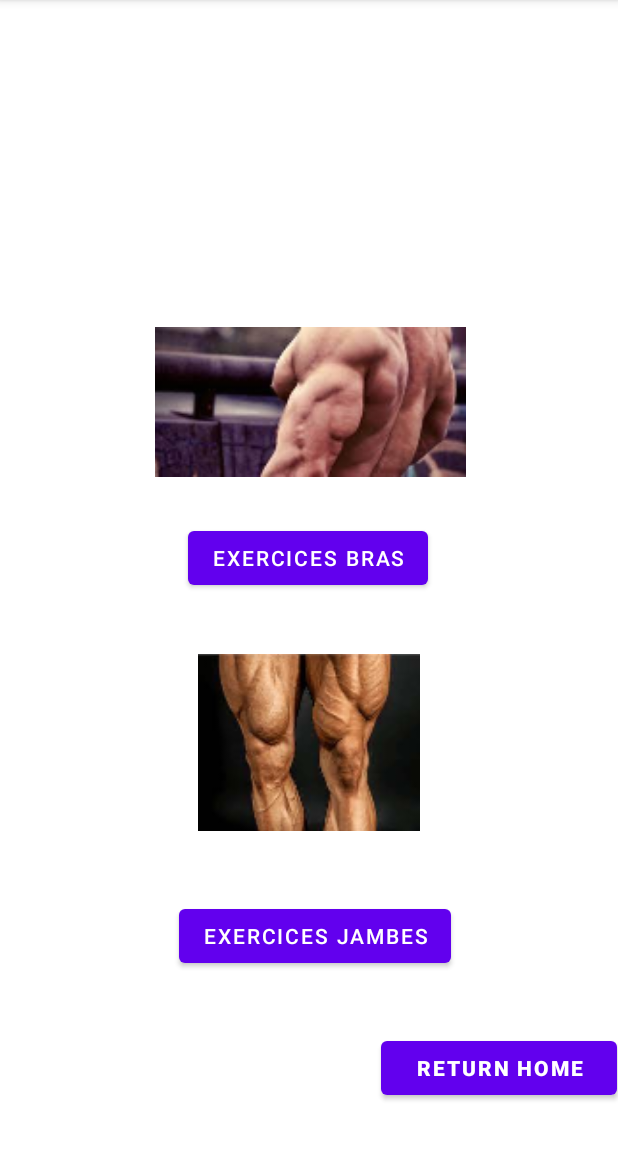
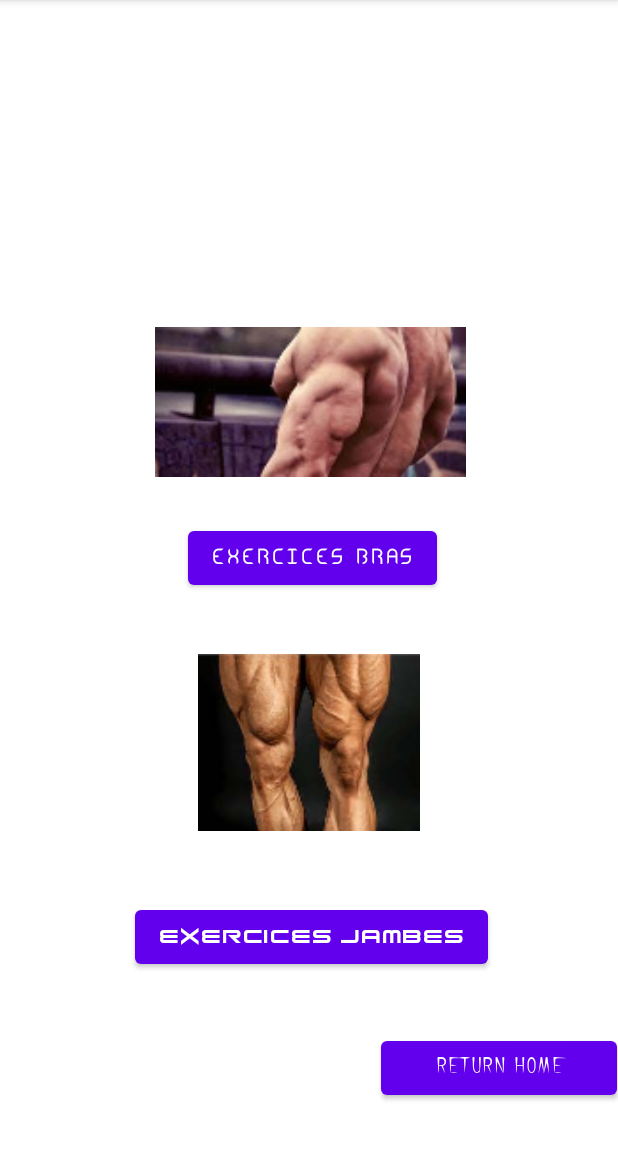
Before and after one commit to Rayane45/NVGUP, an Android app: the Home screen opened directly, with no data from a screen before it, on a phone screen of 412 x 824 dp, the part 84-1236 px from its top. Run offline under Robolectric (Android 15) with nearby library versions, the phone set to English and light mode, and no system bars.

Commit message:
Alors la on a de quoi s'amuser

```diff
--- a/app/src/main/res/layout/fragment_home.xml
+++ b/app/src/main/res/layout/fragment_home.xml
@@ -26,7 +26,8 @@
         android:layout_centerInParent="true"
         android:layout_marginStart="125dp"
         android:layout_marginTop="348dp"
-        android:text="Exercices Bras" />
+        android:text="Exercices Bras"
+        android:fontFamily="@font/android_insomnia_regular"/>
 
     <ImageView
         android:id="@+id/image_jambes"
@@ -47,9 +48,10 @@
         android:layout_alignParentLeft="true"
         android:layout_alignParentBottom="true"
         android:layout_centerHorizontal="true"
-        android:layout_marginStart="119dp"
-        android:layout_marginLeft="119dp"
-        android:layout_marginBottom="120dp"
+        android:layout_marginStart="90dp"
+        android:layout_marginLeft="90dp"
+        android:layout_marginBottom="119dp"
+        android:fontFamily="@font/long_fox"
         android:text="Exercices Jambes" />
 
     <Button
@@ -60,7 +62,8 @@
         android:layout_alignParentBottom="true"
         android:layout_marginStart="254dp"
         android:layout_marginBottom="32dp"
+        android:textSize="15dp"
         android:text="Return Home"
-        android:textStyle="bold"/>
+        android:fontFamily="@font/crochet_pattern_bold"/>
 
 </RelativeLayout>
```
